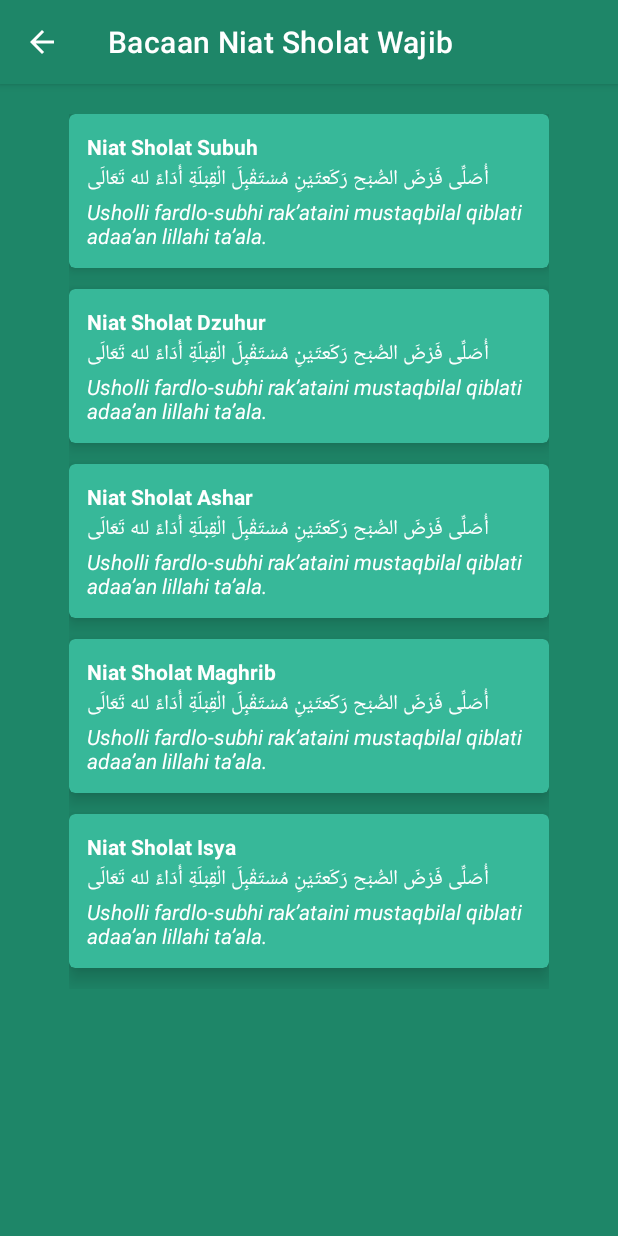
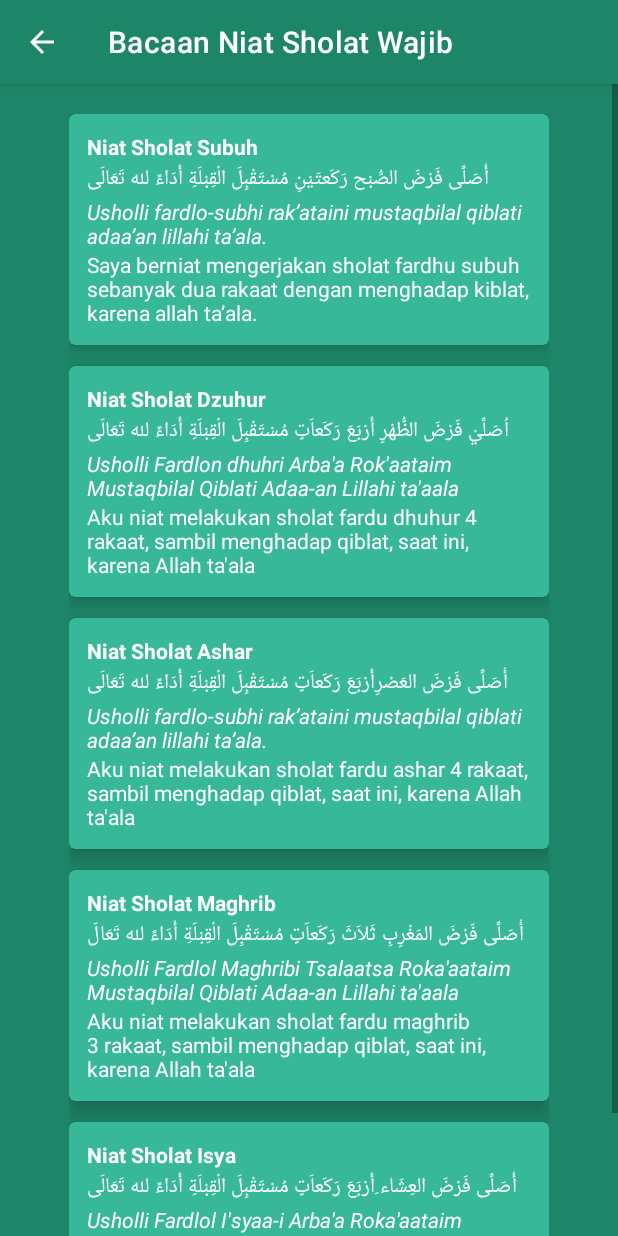
Before and after one commit to Omanzz/Taqwa, an Android app: the NiatSholat screen opened directly, with no data from a screen before it, on a phone screen of 412 x 824 dp. Run offline under Robolectric (Android 15) with nearby library versions, the phone set to English and light mode, and no system bars.

Commit message:
finish isi niat sholat

```diff
--- a/app/src/main/res/layout/activity_main.xml
+++ b/app/src/main/res/layout/activity_main.xml
@@ -106,7 +106,7 @@
                         android:layout_width="wrap_content"
                         android:layout_height="wrap_content"
                         android:layout_below="@id/titleBacaanSholat"
-                        android:text="Bacaan sholat wajib 5 waktu"
+                        android:text="Bacaan sholat wajib sesuai urutan"
                         android:textColor="@color/white" />
 
                     <ImageView
--- a/app/src/main/res/layout/activity_niat_sholat.xml
+++ b/app/src/main/res/layout/activity_niat_sholat.xml
@@ -57,6 +57,14 @@
                         android:textStyle="italic"
                         android:text="Usholli fardlo-subhi rak’ataini mustaqbilal qiblati adaa’an lillahi ta’ala."
                         android:textColor="@color/white" />
+
+                    <TextView
+                        android:id="@+id/txtArti"
+                        android:layout_width="wrap_content"
+                        android:layout_height="wrap_content"
+                        android:layout_below="@id/txtLatin"
+                        android:text="Saya berniat mengerjakan sholat fardhu subuh sebanyak dua rakaat dengan menghadap kiblat, karena allah ta’ala."
+                        android:textColor="@color/white" />
                 </RelativeLayout>
 
             </com.google.android.material.card.MaterialCardView>
@@ -90,8 +98,8 @@
                         android:layout_width="wrap_content"
                         android:layout_height="wrap_content"
                         android:layout_below="@id/titleDoa2"
-                        android:text="أُصَلِّى فَرْضَ الصُّبْح رَكَعتَيْنِ مُسْتَقْبِلَ الْقِبْلَةِ أَدَاءً لله تَعَالَى"
-                        android:textColor="@color/white" />
+                        android:textColor="@color/white"
+                        android:text="اُصَلِّيْ فَرْضَ الظُّهْرِ أَرْبَعَ رَكَعاَتٍ مُسْتَقْبِلَ الْقِبْلَةِ أَدَاءً لله تَعَالَى"/>
 
                     <TextView
                         android:id="@+id/txtLatin2"
@@ -99,7 +107,15 @@
                         android:layout_height="wrap_content"
                         android:layout_below="@id/txtArab2"
                         android:textStyle="italic"
-                        android:text="Usholli fardlo-subhi rak’ataini mustaqbilal qiblati adaa’an lillahi ta’ala."
+                        android:text="Usholli Fardlon dhuhri Arba'a Rok'aataim Mustaqbilal Qiblati Adaa-an Lillahi ta'aala"
+                        android:textColor="@color/white" />
+
+                    <TextView
+                        android:id="@+id/txtArti2"
+                        android:layout_width="wrap_content"
+                        android:layout_height="wrap_content"
+                        android:layout_below="@id/txtLatin2"
+                        android:text="Aku niat melakukan sholat fardu dhuhur 4 rakaat, sambil menghadap qiblat, saat ini, karena Allah ta'ala"
                         android:textColor="@color/white" />
                 </RelativeLayout>
 
@@ -134,7 +150,7 @@
                         android:layout_width="wrap_content"
                         android:layout_height="wrap_content"
                         android:layout_below="@id/titleDoa3"
-                        android:text="أُصَلِّى فَرْضَ الصُّبْح رَكَعتَيْنِ مُسْتَقْبِلَ الْقِبْلَةِ أَدَاءً لله تَعَالَى"
+                        android:text="َأُصَلِّى فَرْضَ العَصْرِأَرْبَعَ رَكَعاَتٍ مُسْتَقْبِلَ الْقِبْلَةِ أَدَاءً لله تَعَالَى"
                         android:textColor="@color/white" />
 
                     <TextView
@@ -144,6 +160,14 @@
                         android:layout_below="@id/txtArab3"
                         android:textStyle="italic"
                         android:text="Usholli fardlo-subhi rak’ataini mustaqbilal qiblati adaa’an lillahi ta’ala."
+                        android:textColor="@color/white" />
+
+                    <TextView
+                        android:id="@+id/txtArti3"
+                        android:layout_width="wrap_content"
+                        android:layout_height="wrap_content"
+                        android:layout_below="@id/txtLatin3"
+                        android:text="Aku niat melakukan sholat fardu ashar 4 rakaat, sambil menghadap qiblat, saat ini, karena Allah ta'ala"
                         android:textColor="@color/white" />
                 </RelativeLayout>
 
@@ -178,7 +202,7 @@
                         android:layout_width="wrap_content"
                         android:layout_height="wrap_content"
                         android:layout_below="@id/titleDoa4"
-                        android:text="أُصَلِّى فَرْضَ الصُّبْح رَكَعتَيْنِ مُسْتَقْبِلَ الْقِبْلَةِ أَدَاءً لله تَعَالَى"
+                        android:text="أُصَلِّى فَرْضَ المَغْرِبِ ثَلاَثَ رَكَعاَتٍ مُسْتَقْبِلَ الْقِبْلَةِ أَدَاءً لله تَعَالَ"
                         android:textColor="@color/white" />
 
                     <TextView
@@ -187,7 +211,15 @@
                         android:layout_height="wrap_content"
                         android:layout_below="@id/txtArab4"
                         android:textStyle="italic"
-                        android:text="Usholli fardlo-subhi rak’ataini mustaqbilal qiblati adaa’an lillahi ta’ala."
+                        android:text="Usholli Fardlol Maghribi Tsalaatsa Roka'aataim Mustaqbilal Qiblati Adaa-an Lillahi ta'aala"
+                        android:textColor="@color/white" />
+
+                    <TextView
+                        android:id="@+id/txtArti4"
+                        android:layout_width="wrap_content"
+                        android:layout_height="wrap_content"
+                        android:layout_below="@id/txtLatin4"
+                        android:text="Aku niat melakukan sholat fardu maghrib 3 rakaat, sambil menghadap qiblat, saat ini, karena Allah ta'ala"
                         android:textColor="@color/white" />
                 </RelativeLayout>
 
@@ -222,7 +254,7 @@
                         android:layout_width="wrap_content"
                         android:layout_height="wrap_content"
                         android:layout_below="@id/titleDoa5"
-                        android:text="أُصَلِّى فَرْضَ الصُّبْح رَكَعتَيْنِ مُسْتَقْبِلَ الْقِبْلَةِ أَدَاءً لله تَعَالَى"
+                        android:text="أُصَلِّى فَرْضَ العِشَاء ِأَرْبَعَ رَكَعاَتٍ مُسْتَقْبِلَ الْقِبْلَةِ أَدَاءً لله تَعَالَى"
                         android:textColor="@color/white" />
 
                     <TextView
@@ -231,7 +263,15 @@
                         android:layout_height="wrap_content"
                         android:layout_below="@id/txtArab5"
                         android:textStyle="italic"
-                        android:text="Usholli fardlo-subhi rak’ataini mustaqbilal qiblati adaa’an lillahi ta’ala."
+                        android:text="Usholli Fardlol I'syaa-i Arba'a Roka'aataim Mustaqbilal Qiblati Adaa-an Lillahi ta'aala"
+                        android:textColor="@color/white" />
+
+                    <TextView
+                        android:id="@+id/txtArti5"
+                        android:layout_width="wrap_content"
+                        android:layout_height="wrap_content"
+                        android:layout_below="@id/txtLatin5"
+                        android:text="Aku niat melakukan sholat fardu isya 4 rakaat, sambil menghadap qiblat, saat ini, karena Allah ta'ala"
                         android:textColor="@color/white" />
                 </RelativeLayout>
 
```
